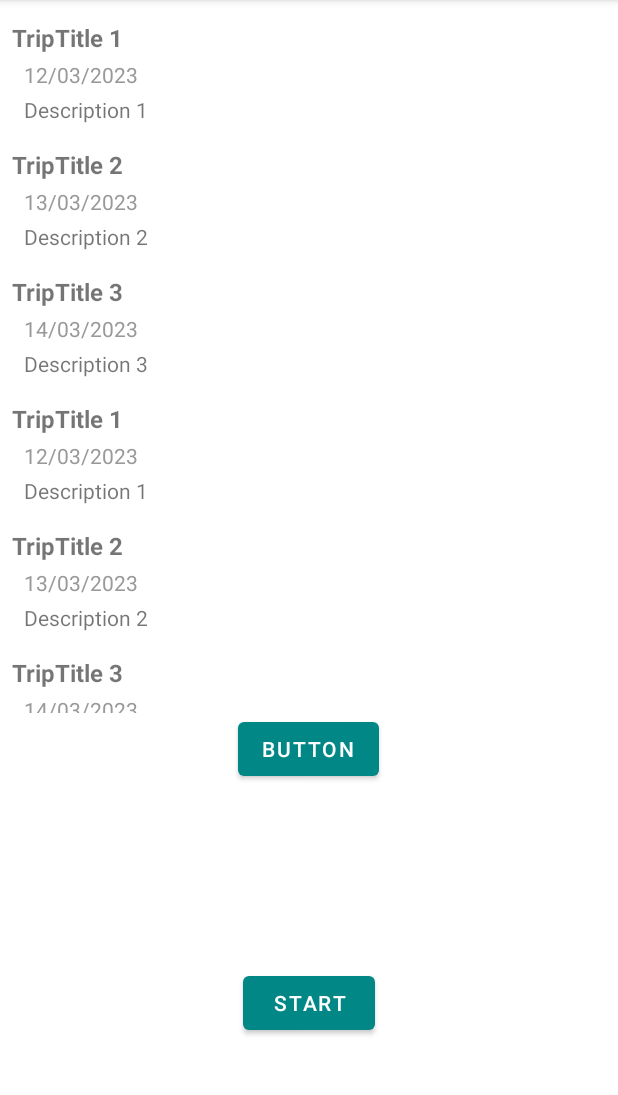
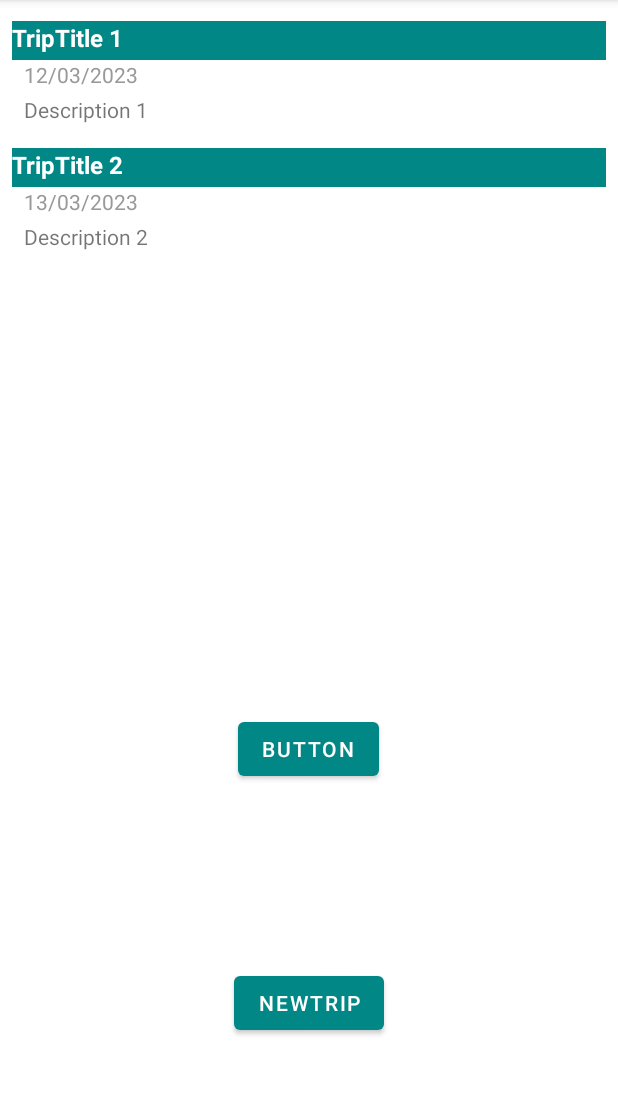
Before and after one commit to eliasdewan/Android-app-TripPlan-Create-photo-log, an Android app: the screen it shows after launch (MainActivity), on a phone screen of 412 x 824 dp, the part 84-1179 px from its top. Run offline under Robolectric (Android 15) with nearby library versions, the phone set to English and light mode, and no system bars.

Commit message:
adding item

```diff
--- a/app/build.gradle
+++ b/app/build.gradle
@@ -35,4 +35,6 @@ dependencies {
     testImplementation 'junit:junit:4.13.2'
     androidTestImplementation 'androidx.test.ext:junit:1.1.3'
     androidTestImplementation 'androidx.test.espresso:espresso-core:3.4.0'
+    implementation 'com.github.bumptech.glide:glide:4.12.0'
+    implementation 'com.github.bumptech.glide:glide:4.12.0'
 }
--- a/app/src/main/java/com/example/tripplan/MainActivity.java
+++ b/app/src/main/java/com/example/tripplan/MainActivity.java
@@ -6,8 +6,10 @@ import androidx.recyclerview.widget.RecyclerView;
 
 import android.content.Intent;
 import android.os.Bundle;
+import android.util.Log;
 import android.view.View;
 import android.widget.Button;
+import android.widget.Toast;
 
 import java.util.ArrayList;
 import java.util.List;
@@ -16,6 +18,9 @@ public class MainActivity extends AppCompatActivity {
 
     Button begin;
     RecyclerView recyclerView;
+    List<Trip> tripList;
+    TripAdapter tripAdapter;
+    private static final int REQUEST_CODE = 1;
 
 
     @Override
@@ -23,27 +28,42 @@ public class MainActivity extends AppCompatActivity {
         super.onCreate(savedInstanceState);
         setContentView(R.layout.activity_main);
 
+        tripList = new ArrayList<>();
 
-        List<Trip> tripList = new ArrayList<>();
         tripList.add(new Trip("TripTitle 1", "Description 1", "12/03/2023"));
         tripList.add(new Trip("TripTitle 2", "Description 2", "13/03/2023"));
-        tripList.add(new Trip("TripTitle 3", "Description 3", "14/03/2023"));
-        tripList.add(new Trip("TripTitle 1", "Description 1", "12/03/2023"));
-        tripList.add(new Trip("TripTitle 2", "Description 2", "13/03/2023"));
-        tripList.add(new Trip("TripTitle 3", "Description 3", "14/03/2023"));
 
         begin = findViewById(R.id.begin);
         recyclerView =  findViewById(R.id.recycler_view);
         recyclerView.setLayoutManager(new LinearLayoutManager(this));
-        TripAdapter tripAdapter  = new TripAdapter (tripList);
+        tripAdapter  = new TripAdapter (tripList);
         recyclerView.setAdapter(tripAdapter);
 
         begin.setOnClickListener(new View.OnClickListener() { // suggested to convert to lambda
             @Override
             public void onClick(View v) {
                 Intent tripsScreen = new Intent(MainActivity.this,TaskList.class);
-                startActivity(tripsScreen);
+                //startActivity(tripsScreen);
+                startActivityForResult(tripsScreen, REQUEST_CODE);
             }
         });
     }
+
+    @Override
+    protected void onActivityResult(int requestCode, int resultCode, Intent data) {
+        super.onActivityResult(requestCode, resultCode, data);
+        if (requestCode == REQUEST_CODE && resultCode == RESULT_OK) {
+            String result = data.getStringExtra("result");
+            Toast.makeText(this, result, Toast.LENGTH_SHORT).show();
+            //tripList.add(new Trip("TripTitle 1", "Description 1", "12/03/2023"));
+            tripList.add(new Trip(data.getStringExtra("title"), data.getStringExtra("description"), data.getStringExtra("date")));
+            Log.w("Listproject",data.getStringExtra("title")+"< none");
+            Log.w("Listproject",data.getStringExtra("description")+"< none");
+            Log.w("Listproject",data.getStringExtra("date")+"< none");
+            tripAdapter.notifyItemInserted(tripList.size()-1);
+
+
+        }
+    }
+
 }
--- a/app/src/main/res/layout/activity_main.xml
+++ b/app/src/main/res/layout/activity_main.xml
@@ -22,7 +22,7 @@
         android:layout_width="wrap_content"
         android:layout_height="wrap_content"
         android:layout_marginBottom="75dp"
-        android:text="Start"
+        android:text="NewTrip"
         app:layout_constraintBottom_toBottomOf="parent"
         app:layout_constraintEnd_toEndOf="parent"
         app:layout_constraintStart_toStartOf="parent" />
--- a/app/src/main/res/layout/trips_layout.xml
+++ b/app/src/main/res/layout/trips_layout.xml
@@ -7,6 +7,8 @@
 
     <TextView
         android:id="@+id/title_text_view"
+        android:background="@color/teal_700"
+        android:textColor="@color/white"
         android:layout_width="match_parent"
         android:layout_height="wrap_content"
         android:paddingBottom="4dp"
```
Also changed, not shown: app/src/main/java/com/example/tripplan/TaskList.java (+71 -0 lines), app/src/main/java/com/example/tripplan/TripAdapter.java (+14 -0 lines), app/src/main/res/layout/activity_task_list.xml (+16 -6 lines).
